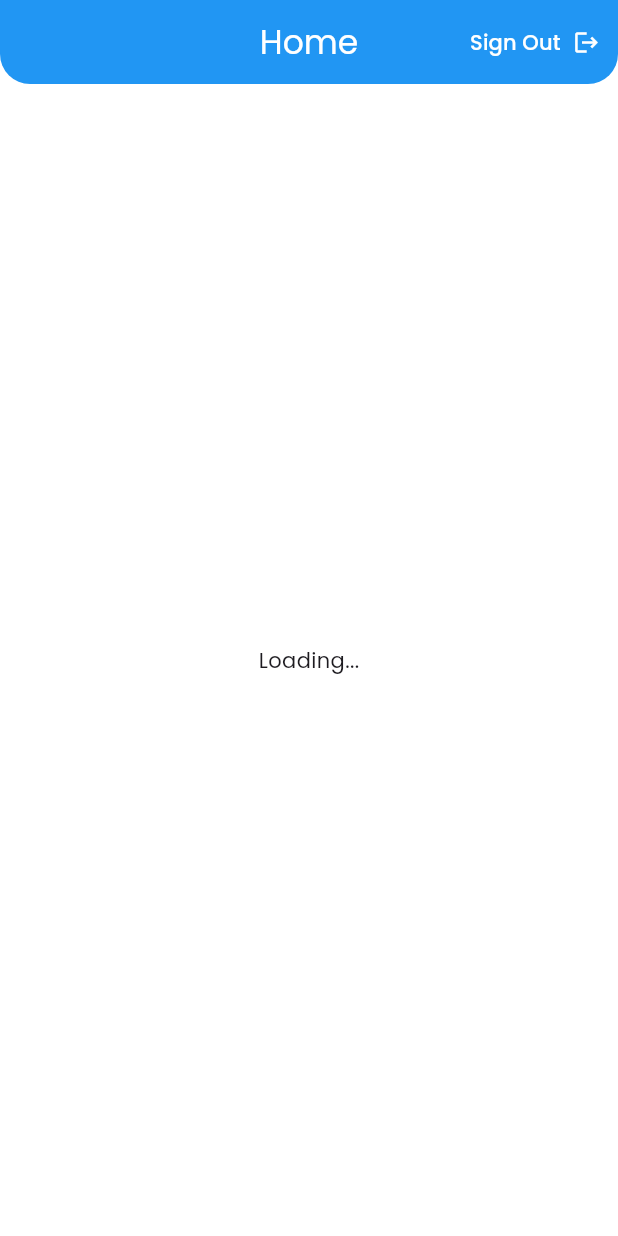
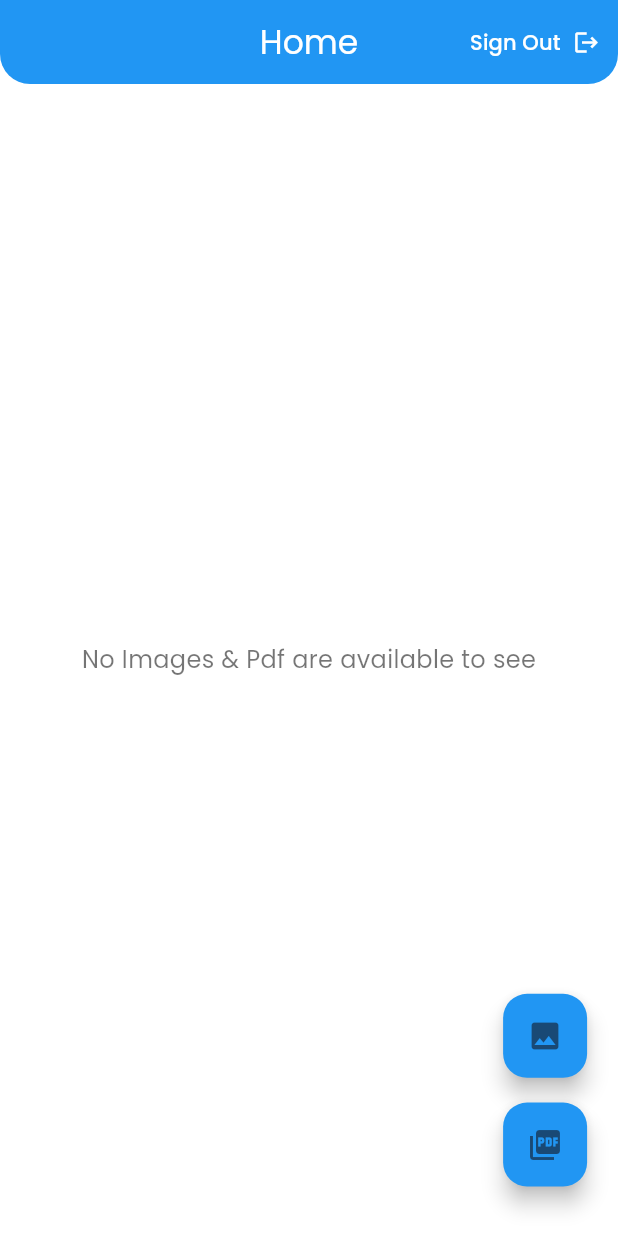
Before and after one commit to SheikMohideen007/Flutter-Task---Sheik, a Flutter app: the screen it shows once a user with an empty profile is signed in, on a phone screen of 412 x 824 dp. Run offline on Flutter 3.47's test engine with Material 3 defaults, Android fonts, the phone set to English and light mode, and no system bars; our stand-ins replace file_picker, firebase_auth, firebase_core, firebase_storage, google_fonts, image_picker and 1 more; missing offline and left inert: gallery_saver_plus; accounts and stored records are empty.

Commit message:
Update home_screen.dart

```diff
--- a/lib/screens/home_screen.dart
+++ b/lib/screens/home_screen.dart
@@ -16,6 +16,7 @@ class HomeScreen extends StatefulWidget {
 
 class _HomeScreenState extends State<HomeScreen> {
   List<Map<String, dynamic>> uploadedFiles = [];
+  bool data = false;
   bool isLoading = false;
   double uploadProgress = 0.0;
   double downloadProgress = 0.0;
@@ -29,7 +30,9 @@ class _HomeScreenState extends State<HomeScreen> {
   Future<void> _loadFiles() async {
     final storageService = StorageService();
     uploadedFiles = await storageService.listFiles();
-    setState(() {});
+    setState(() {
+      data = true;
+    });
   }
 
   Future<void> uploadFile() async {
@@ -184,7 +187,7 @@ class _HomeScreenState extends State<HomeScreen> {
     final devHeight = MediaQuery.of(context).size.height;
     final buttonSize = devWidth * 0.16;
     final previewSize = devWidth * 0.6;
-
+    print('Uploaded files: $uploadedFiles...$data');
     return Scaffold(
       appBar: AppBar(
         backgroundColor: Colors.blue,
@@ -208,7 +211,7 @@ class _HomeScreenState extends State<HomeScreen> {
           ),
         ],
       ),
-      body: uploadedFiles.isEmpty
+      body: data == false
           ? const Center(child: Text('Loading...'))
           : Stack(
               children: [
@@ -217,13 +220,24 @@ class _HomeScreenState extends State<HomeScreen> {
                   child: Column(
                     children: [
                       SizedBox(height: devHeight * 0.03),
-                      Expanded(
+                      uploadedFiles.isEmpty
+                          ? const Expanded(
+                              child: Center(
+                                child: Text(
+                                  'No Images & Pdf are available to see',
+                                  style: TextStyle(
+                                      fontSize: 16, color: Colors.black54),
+                                ),
+                              ),
+                            )
+                          : Expanded(
                               child: ListView.builder(
                                 itemCount: uploadedFiles.length,
                                 itemBuilder: (context, index) {
                                   final file = uploadedFiles[index];
                                   return Padding(
-                              padding: const EdgeInsets.symmetric(vertical: 5),
+                                    padding:
+                                        const EdgeInsets.symmetric(vertical: 5),
                                     child: Card(
                                       elevation: 8,
                                       child: ListTile(
```
Lines whose indentation alone changed are shown as unchanged.
